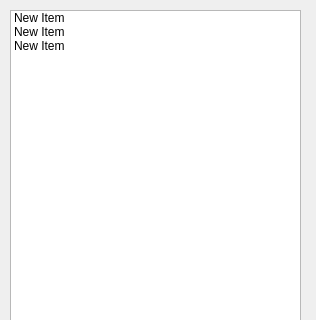
This is DesignedUIs/Choose_edit.ui in FelOs1023/Aufgaben-Manager as Qt 5 draws it before an edit; both pictures show x 0 to 316 and y 0 to 320 of the 316 by 578 pixel window. The edited form follows.
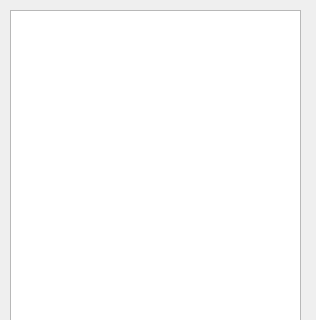
This is the edited form.

Commit message: Objekt Namen geändert

What changed in the file:
```diff
--- a/DesignedUIs/Choose_edit.ui
+++ b/DesignedUIs/Choose_edit.ui
@@ -22,21 +22,6 @@
      <height>511</height>
     </rect>
    </property>
-   <item>
-    <property name="text">
-     <string>New Item</string>
-    </property>
-   </item>
-   <item>
-    <property name="text">
-     <string>New Item</string>
-    </property>
-   </item>
-   <item>
-    <property name="text">
-     <string>New Item</string>
-    </property>
-   </item>
   </widget>
   <widget class="QPushButton" name="pushButton">
    <property name="geometry">
```
Left out of the diff: 4 changed lines with no effect on the pictures.
